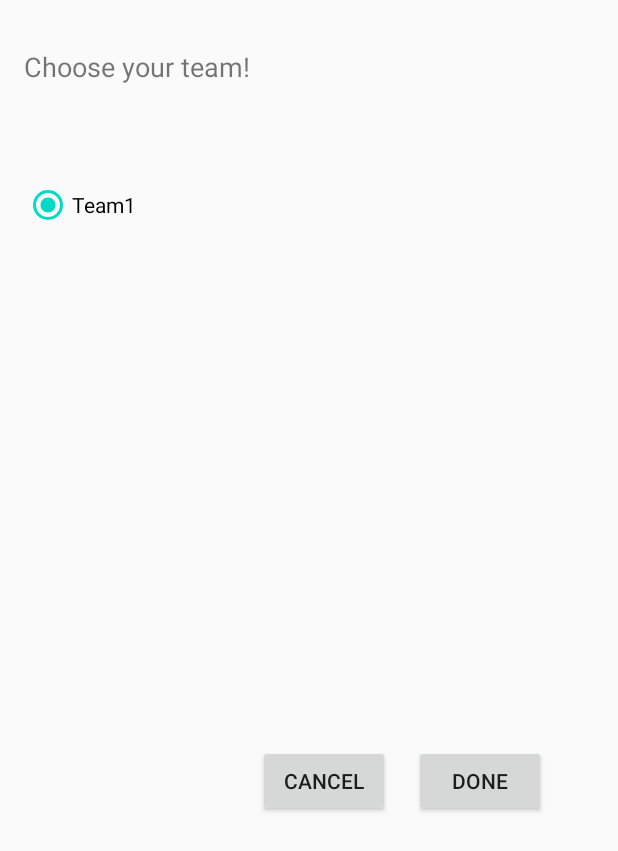
After one commit to giladgotman/celebs, an Android app: the layout fragment_choose_teams.xml on its own in the app's theme, with its tools: preview values and no code run, on a phone screen of 412 x 824 dp. The commit adds this screen. Shown: the top 851 px of the screen. Run offline under Robolectric (Android 15) with nearby library versions, the light colour scheme and no system bars.

Commit message:
add ChooseTeamFragment

```diff
--- a/app/src/main/java/com/gggames/celebs/data/source/remote/FirebaseGamesDataSource.kt
+++ b/app/src/main/java/com/gggames/celebs/data/source/remote/FirebaseGamesDataSource.kt
@@ -25,7 +25,6 @@ class FirebaseGamesDataSource(
                 .addOnSuccessListener { result ->
                     for (game in result) {
                         val gameEntity = game.toObject(GameRaw().javaClass)
-//                        val gameEntity = game.toGameRaw()
                             games.add(gameEntity.toUi())
                     }
                     emitter.onSuccess(games)
--- a/app/src/main/java/com/gggames/celebs/presentation/CreateGameFragment.kt
+++ b/app/src/main/java/com/gggames/celebs/presentation/CreateGameFragment.kt
@@ -67,6 +67,7 @@ class CreateGameFragment : Fragment() {
                         Timber.i("gilad game added: ${game.id}")
                         val args = Bundle()
                         args.putString(GAME_ID, game.id)
+                        args.putStringArrayList(GROUPS_KEY, ArrayList(game.groups.map { it.name }))
                         findNavController().navigate(R.id.action_CreateGameFragment_to_AddCardsFragment, args)
                     }, {
                         Timber.e(it,"gilad game added failed. ${it.localizedMessage}")
--- /dev/null
+++ b/app/src/main/res/layout/fragment_choose_teams.xml
@@ -0,0 +1,83 @@
+<?xml version="1.0" encoding="utf-8"?>
+<androidx.constraintlayout.widget.ConstraintLayout xmlns:android="http://schemas.android.com/apk/res/android"
+    xmlns:app="http://schemas.android.com/apk/res-auto"
+    xmlns:tools="http://schemas.android.com/tools"
+    android:layout_width="match_parent"
+    android:layout_height="match_parent"
+    android:paddingStart="@dimen/default_margin"
+    android:paddingTop="@dimen/medium_margin"
+    android:paddingEnd="@dimen/default_margin"
+    tools:context="com.gggames.celebs.presentation.AddCardsFragment">
+
+    <TextView
+        android:id="@+id/chooseTeamDescription"
+        android:layout_width="wrap_content"
+        android:layout_height="wrap_content"
+        android:text="Choose your team!"
+        android:textSize="18sp"
+        app:layout_constraintStart_toStartOf="parent"
+        app:layout_constraintTop_toTopOf="parent" />
+
+
+    <RadioGroup
+        android:id="@+id/teamRadioGroup"
+        android:layout_width="0dp"
+        android:layout_height="wrap_content"
+        android:layout_marginTop="@dimen/big_margin"
+        android:orientation="horizontal"
+
+        app:layout_constraintEnd_toEndOf="parent"
+        app:layout_constraintStart_toStartOf="parent"
+        app:layout_constraintTop_toBottomOf="@+id/chooseTeamDescription">
+
+        <RadioButton
+            android:id="@+id/radioButtonTeam1"
+            android:layout_width="0dp"
+            android:layout_height="wrap_content"
+            android:layout_weight="1"
+            android:checked="true"
+            tools:text="Team1"
+            />
+
+        <RadioButton
+            android:id="@+id/radioButtonTeam2"
+            android:layout_width="0dp"
+            android:layout_height="wrap_content"
+            android:layout_weight="1"
+            tools:text="Team2"
+            android:visibility="gone"
+            app:layout_goneMarginEnd="0dp"
+            />
+
+        <RadioButton
+            android:id="@+id/radioButtonTeam3"
+            android:layout_width="0dp"
+            android:layout_height="wrap_content"
+            android:layout_weight="1"
+            tools:text="Team3"
+            android:visibility="gone"
+            />
+    </RadioGroup>
+
+
+    <Button
+        android:id="@+id/buttonDone"
+        android:layout_width="wrap_content"
+        android:layout_height="wrap_content"
+        android:layout_marginEnd="@dimen/medium_margin"
+        android:text="@string/done"
+        android:layout_marginTop="@dimen/big_margin"
+        app:layout_constraintBottom_toBottomOf="parent"
+        app:layout_constraintEnd_toEndOf="parent"
+        app:layout_constraintTop_toBottomOf="@id/teamRadioGroup" />
+
+    <Button
+        android:id="@+id/buttonCancel"
+        android:layout_width="wrap_content"
+        android:layout_height="wrap_content"
+        android:layout_marginEnd="@dimen/default_margin"
+        android:text="@string/cancel"
+        app:layout_constraintBaseline_toBaselineOf="@id/buttonDone"
+        app:layout_constraintEnd_toStartOf="@+id/buttonDone" />
+
+</androidx.constraintlayout.widget.ConstraintLayout>
--- a/app/src/main/res/values/strings.xml
+++ b/app/src/main/res/values/strings.xml
@@ -5,6 +5,7 @@
     <string name="games_fragment_label">Games Fragment</string>
     <string name="create_game_fragment_label">Create Game Fragment</string>
     <string name="add_cards_fragment_label">Add Cards Fragment</string>
+    <string name="choose_team_fragment_label">Choose Team Fragment</string>
 
     <!--    Create Game Screen-->
     <string name="create_game_fragment_title">Create A Game</string>
```
Also changed, not shown: app/src/main/java/com/gggames/celebs/presentation/AddCardsFragment.kt (+5 -6 lines), app/src/main/java/com/gggames/celebs/presentation/ChooseTeamFragment.kt (added, +89 -0 lines), app/src/main/res/navigation/nav_graph.xml (+17 -0 lines).
